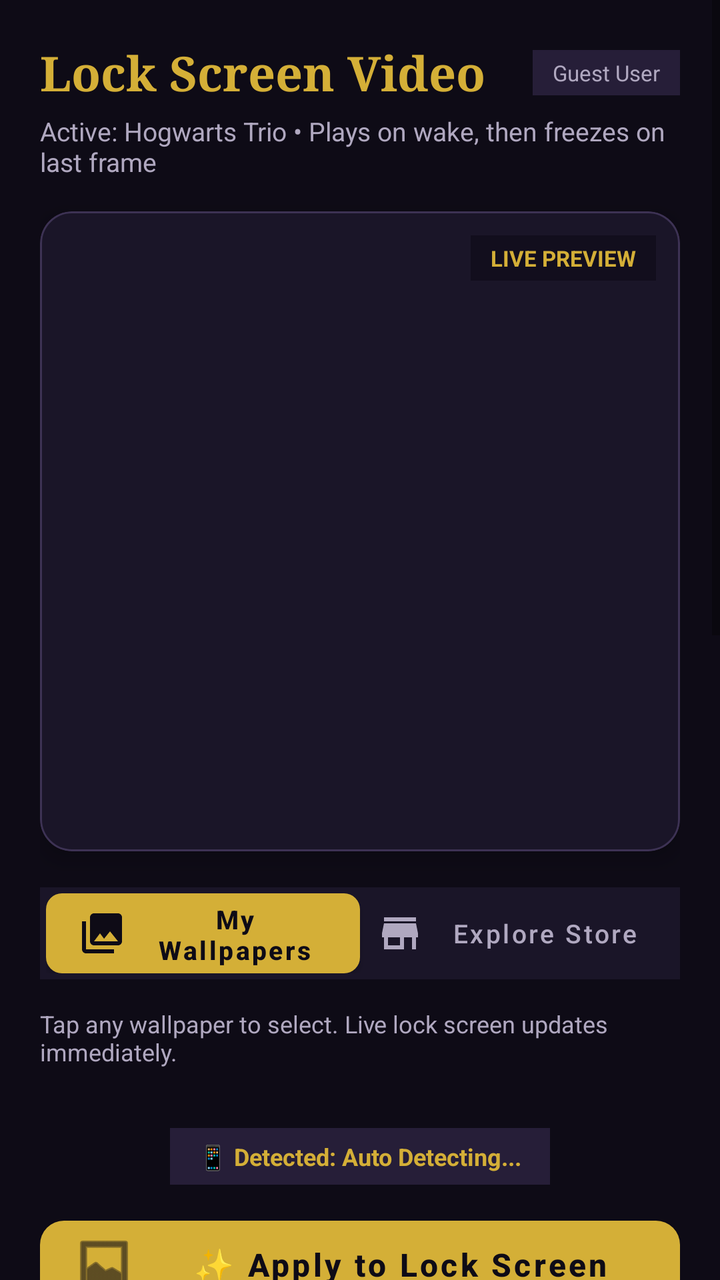
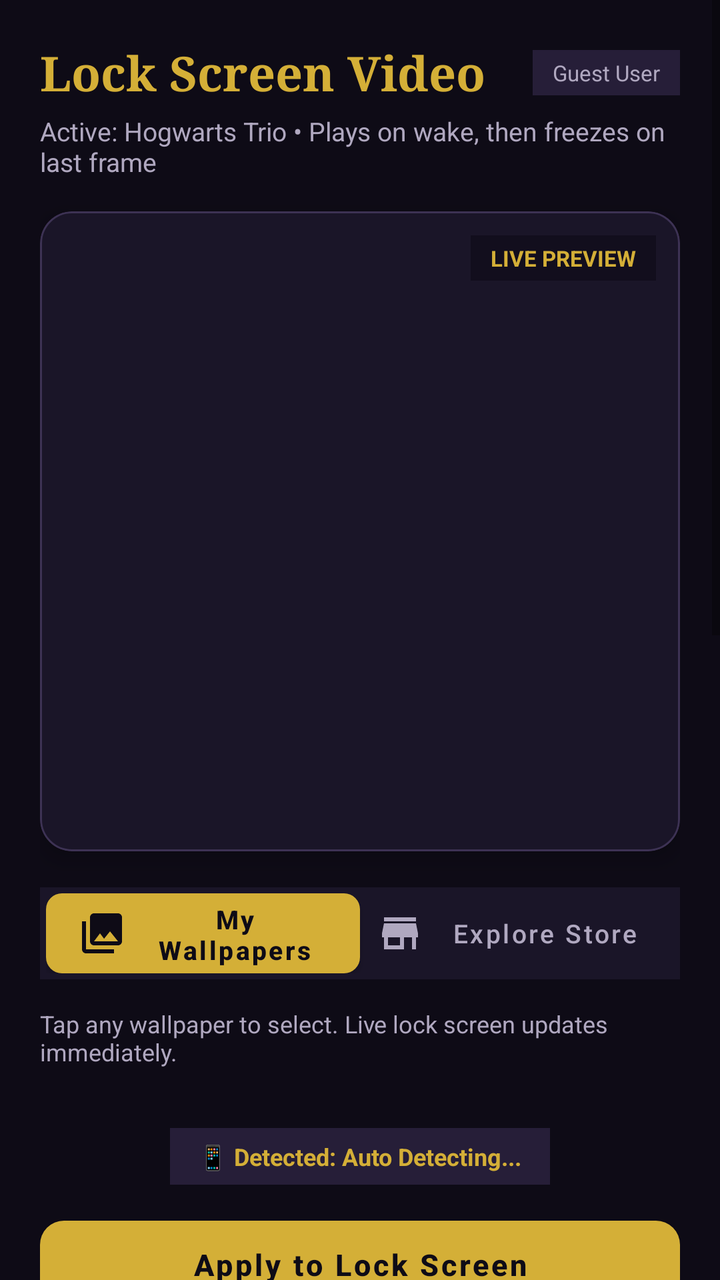

Screens rendered from an Android XML layout before and after an edit, with the pre-edit source and the edit as a unified diff.
<!-- AndroidManifest.xml: application theme Theme.VideoLockScreen -->
<!-- res/layout/activity_main.xml -->
<?xml version="1.0" encoding="utf-8"?>
<ScrollView xmlns:android="http://schemas.android.com/apk/res/android"
    xmlns:app="http://schemas.android.com/apk/res-auto"
    android:layout_width="match_parent"
    android:layout_height="match_parent"
    android:background="#0E0B16"
    android:fillViewport="true">

    <LinearLayout
        android:layout_width="match_parent"
        android:layout_height="wrap_content"
        android:orientation="vertical"
        android:padding="20dp">

        
        <LinearLayout
            android:layout_width="match_parent"
            android:layout_height="wrap_content"
            android:gravity="center_vertical"
            android:orientation="horizontal">

            <TextView
                android:id="@+id/tvAppTitle"
                android:layout_width="0dp"
                android:layout_height="wrap_content"
                android:layout_weight="1"
                android:fontFamily="serif"
                android:text="Lock Screen Video"
                android:textColor="#D4AF37"
                android:textSize="24sp"
                android:textStyle="bold" />

            
            <TextView
                android:id="@+id/tvUserBadge"
                android:layout_width="wrap_content"
                android:layout_height="wrap_content"
                android:background="#261E38"
                android:paddingHorizontal="10dp"
                android:paddingVertical="4dp"
                android:text="Guest User"
                android:textColor="#B0A8C0"
                android:textSize="11sp" />
        </LinearLayout>

        <TextView
            android:id="@+id/tvActiveWallpaperSubtitle"
            android:layout_width="match_parent"
            android:layout_height="wrap_content"
            android:layout_marginTop="4dp"
            android:text="Active: Hogwarts Trio • Plays on wake, then freezes on last frame"
            android:textColor="#B0A8C0"
            android:textSize="13sp" />

        
        <com.google.android.material.card.MaterialCardView
            android:layout_width="match_parent"
            android:layout_height="320dp"
            android:layout_marginTop="16dp"
            app:cardBackgroundColor="#1A1528"
            app:cardCornerRadius="16dp"
            app:cardElevation="6dp"
            app:strokeColor="#3D3254"
            app:strokeWidth="1dp">

            <FrameLayout
                android:layout_width="match_parent"
                android:layout_height="match_parent">

                <TextureView
                    android:id="@+id/previewTextureView"
                    android:layout_width="match_parent"
                    android:layout_height="match_parent" />

                <TextView
                    android:id="@+id/tvPreviewBadge"
                    android:layout_width="wrap_content"
                    android:layout_height="wrap_content"
                    android:layout_gravity="top|end"
                    android:layout_margin="12dp"
                    android:background="#990E0B16"
                    android:paddingHorizontal="10dp"
                    android:paddingVertical="4dp"
                    android:text="LIVE PREVIEW"
                    android:textColor="#D4AF37"
                    android:textSize="11sp"
                    android:textStyle="bold" />
            </FrameLayout>
        </com.google.android.material.card.MaterialCardView>

        
        <LinearLayout
            android:layout_width="match_parent"
            android:layout_height="46dp"
            android:layout_marginTop="18dp"
            android:background="#1A1528"
            android:orientation="horizontal"
            android:padding="3dp">

            <com.google.android.material.button.MaterialButton
                android:id="@+id/btnTabMyWallpapers"
                android:layout_width="0dp"
                android:layout_height="match_parent"
                android:layout_weight="1"
                android:insetTop="0dp"
                android:insetBottom="0dp"
                android:text="My Wallpapers"
                android:textAllCaps="false"
                android:textColor="#0E0B16"
                android:textSize="13sp"
                android:textStyle="bold"
                app:backgroundTint="#D4AF37"
                app:cornerRadius="8dp"
                app:icon="@drawable/ic_gallery"
                app:iconTint="#0E0B16" />

            <com.google.android.material.button.MaterialButton
                android:id="@+id/btnTabExploreStore"
                style="@style/Widget.MaterialComponents.Button.TextButton"
                android:layout_width="0dp"
                android:layout_height="match_parent"
                android:layout_weight="1"
                android:insetTop="0dp"
                android:insetBottom="0dp"
                android:text="Explore Store"
                android:textAllCaps="false"
                android:textColor="#B0A8C0"
                android:textSize="13sp"
                app:cornerRadius="8dp"
                app:icon="@drawable/ic_store"
                app:iconTint="#B0A8C0" />
        </LinearLayout>

        
        <LinearLayout
            android:id="@+id/layoutMyWallpapers"
            android:layout_width="match_parent"
            android:layout_height="wrap_content"
            android:layout_marginTop="14dp"
            android:orientation="vertical"
            android:visibility="visible">

            <TextView
                android:layout_width="wrap_content"
                android:layout_height="wrap_content"
                android:text="Tap any wallpaper to select. Live lock screen updates immediately."
                android:textColor="#B0A8C0"
                android:textSize="12sp" />

            
            <LinearLayout
                android:id="@+id/layoutImporting"
                android:layout_width="match_parent"
                android:layout_height="wrap_content"
                android:layout_marginTop="8dp"
                android:background="#261E38"
                android:gravity="center_vertical"
                android:orientation="horizontal"
                android:padding="10dp"
                android:visibility="gone">

                <ProgressBar
                    android:layout_width="22dp"
                    android:layout_height="22dp"
                    android:indeterminateTint="#D4AF37" />

                <TextView
                    android:id="@+id/tvImportingStatus"
                    android:layout_width="wrap_content"
                    android:layout_height="wrap_content"
                    android:layout_marginStart="12dp"
                    android:text="Importing and optimizing video..."
                    android:textColor="#F3E8FF"
                    android:textSize="12sp" />
            </LinearLayout>

            
            <androidx.recyclerview.widget.RecyclerView
                android:id="@+id/rvWallpapers"
                android:layout_width="match_parent"
                android:layout_height="wrap_content"
                android:layout_marginTop="10dp"
                android:clipToPadding="false"
                android:nestedScrollingEnabled="false"
                android:orientation="horizontal"
                android:overScrollMode="never" />
        </LinearLayout>

        
        <LinearLayout
            android:id="@+id/layoutExploreStore"
            android:layout_width="match_parent"
            android:layout_height="wrap_content"
            android:layout_marginTop="14dp"
            android:orientation="vertical"
            android:visibility="gone">

            <LinearLayout
                android:layout_width="match_parent"
                android:layout_height="wrap_content"
                android:gravity="center_vertical"
                android:orientation="horizontal">

                <TextView
                    android:id="@+id/tvStoreCatalogHeader"
                    android:layout_width="0dp"
                    android:layout_height="wrap_content"
                    android:layout_weight="1"
                    android:text="Tap any card to stream preview. Download to set as wallpaper."
                    android:textColor="#B0A8C0"
                    android:textSize="12sp" />

                <com.google.android.material.button.MaterialButton
                    android:id="@+id/btnRefreshStore"
                    style="@style/Widget.MaterialComponents.Button.TextButton"
                    android:layout_width="wrap_content"
                    android:layout_height="36dp"
                    android:insetTop="0dp"
                    android:insetBottom="0dp"
                    android:text="Refresh"
                    android:textAllCaps="false"
                    android:textColor="#D4AF37"
                    android:textSize="12sp" />
            </LinearLayout>

            
            <LinearLayout
                android:id="@+id/layoutStoreSkeleton"
                android:layout_width="match_parent"
                android:layout_height="wrap_content"
                android:layout_marginTop="8dp"
                android:orientation="vertical"
                android:visibility="gone">

                <include layout="@layout/item_store_skeleton" />
                <include layout="@layout/item_store_skeleton" />
            </LinearLayout>

            
            <androidx.recyclerview.widget.RecyclerView
                android:id="@+id/rvStoreWallpapers"
                android:layout_width="match_parent"
                android:layout_height="wrap_content"
                android:layout_marginTop="8dp"
                android:clipToPadding="false"
                android:nestedScrollingEnabled="false"
                android:overScrollMode="never" />
        </LinearLayout>

        
        <TextView
            android:id="@+id/tvDeviceBrand"
            android:layout_width="wrap_content"
            android:layout_height="wrap_content"
            android:layout_gravity="center_horizontal"
            android:layout_marginTop="20dp"
            android:background="#261E38"
            android:paddingHorizontal="14dp"
            android:paddingVertical="6dp"
            android:text="📱 Detected: Auto Detecting..."
            android:textColor="#D4AF37"
            android:textSize="12sp"
            android:textStyle="bold" />

        
        <com.google.android.material.button.MaterialButton
            android:id="@+id/btnSetWallpaper"
            android:layout_width="match_parent"
            android:layout_height="56dp"
            android:layout_marginTop="12dp"
            android:text="✨ Apply to Lock Screen"
            android:textAllCaps="false"
            android:textColor="#0E0B16"
            android:textSize="16sp"
            android:textStyle="bold"
            app:backgroundTint="#D4AF37"
            app:cornerRadius="12dp"
            app:icon="@android:drawable/ic_menu_gallery"
            app:iconTint="#0E0B16" />

        <TextView
            android:id="@+id/tvPrimaryInstruction"
            android:layout_width="match_parent"
            android:layout_height="wrap_content"
            android:layout_marginTop="8dp"
            android:gravity="center"
            android:text="Important: In the preview, tap 'Set wallpaper' -> choose 'Home screen and lock screen'"
            android:textColor="#D4AF37"
            android:textSize="12sp"
            android:textStyle="bold" />

        
        <com.google.android.material.button.MaterialButton
            android:id="@+id/btnDirectGalleryHandOff"
            style="@style/Widget.MaterialComponents.Button.OutlinedButton"
            android:layout_width="match_parent"
            android:layout_height="wrap_content"
            android:layout_marginTop="14dp"
            android:text="🎬 Direct Video Hand-off (Open in Phone Gallery)"
            android:textAllCaps="false"
            android:textColor="#F3E8FF"
            app:cornerRadius="12dp"
            app:strokeColor="#7C3AED" />

        <com.google.android.material.button.MaterialButton
            android:id="@+id/btnClearLockOverride"
            style="@style/Widget.MaterialComponents.Button.OutlinedButton"
            android:layout_width="match_parent"
            android:layout_height="wrap_content"
            android:layout_marginTop="8dp"
            android:text="🔄 Fix Lock Screen (Remove Old Photo Override)"
            android:textAllCaps="false"
            android:textColor="#E0D7F5"
            app:cornerRadius="12dp"
            app:strokeColor="#5B4A78" />

        <com.google.android.material.button.MaterialButton
            android:id="@+id/btnExportVideo"
            style="@style/Widget.MaterialComponents.Button.TextButton"
            android:layout_width="match_parent"
            android:layout_height="wrap_content"
            android:layout_marginTop="4dp"
            android:text="📁 Choose Folder &amp; Save Video (Manual Fallback)"
            android:textAllCaps="false"
            android:textColor="#A78BFA"
            android:textSize="13sp" />

        
        <com.google.android.material.card.MaterialCardView
            android:layout_width="match_parent"
            android:layout_height="wrap_content"
            android:layout_marginTop="24dp"
            app:cardBackgroundColor="#1A1528"
            app:cardCornerRadius="16dp"
            app:cardElevation="4dp"
            app:strokeColor="#3D3254"
            app:strokeWidth="1dp">

            <LinearLayout
                android:layout_width="match_parent"
                android:layout_height="wrap_content"
                android:orientation="vertical"
                android:padding="16dp">

                <TextView
                    android:layout_width="wrap_content"
                    android:layout_height="wrap_content"
                    android:text="Playback Behavior"
                    android:textColor="#D4AF37"
                    android:textSize="16sp"
                    android:textStyle="bold" />

                
                <RadioGroup
                    android:id="@+id/rgPlaybackMode"
                    android:layout_width="match_parent"
                    android:layout_height="wrap_content"
                    android:layout_marginTop="12dp">

                    <RadioButton
                        android:id="@+id/rbFreezeLastFrame"
                        android:layout_width="match_parent"
                        android:layout_height="wrap_content"
                        android:buttonTint="#D4AF37"
                        android:checked="true"
                        android:text="Wake Animation (Play 5s, freeze on final frame - 0% Battery)"
                        android:textColor="#FFFFFF"
                        android:textSize="13sp" />

                    <RadioButton
                        android:id="@+id/rbLoopLockOnly"
                        android:layout_width="match_parent"
                        android:layout_height="wrap_content"
                        android:layout_marginTop="8dp"
                        android:buttonTint="#D4AF37"
                        android:text="Loop on Lock Screen Only (Freezes on Home Screen - Fast &amp; Smooth)"
                        android:textColor="#FFFFFF"
                        android:textSize="13sp" />

                    <RadioButton
                        android:id="@+id/rbLoopAlways"
                        android:layout_width="match_parent"
                        android:layout_height="wrap_content"
                        android:layout_marginTop="8dp"
                        android:buttonTint="#D4AF37"
                        android:text="Loop Always (Both Lock Screen &amp; Home Screen)"
                        android:textColor="#FFFFFF"
                        android:textSize="13sp" />
                </RadioGroup>

                <View
                    android:layout_width="match_parent"
                    android:layout_height="1dp"
                    android:layout_marginVertical="14dp"
                    android:background="#2E2642" />

                
                <com.google.android.material.switchmaterial.SwitchMaterial
                    android:id="@+id/switchMute"
                    android:layout_width="match_parent"
                    android:layout_height="wrap_content"
                    android:checked="true"
                    android:text="Mute Video Audio (Silent on Lock)"
                    android:textColor="#FFFFFF"
                    app:thumbTint="#D4AF37"
                    app:trackTint="#5A4B75" />

            </LinearLayout>
        </com.google.android.material.card.MaterialCardView>

        <TextView
            android:id="@+id/tvAppInfo"
            android:layout_width="match_parent"
            android:layout_height="wrap_content"
            android:layout_marginTop="24dp"
            android:gravity="center"
            android:text="Pure Native Live Wallpaper • Zero Overlays • No Popup Delay"
            android:textColor="#665D7A"
            android:textSize="12sp" />

    </LinearLayout>
</ScrollView>
<!-- res/layout/item_store_skeleton.xml (included above) -->
<?xml version="1.0" encoding="utf-8"?>
<com.google.android.material.card.MaterialCardView xmlns:android="http://schemas.android.com/apk/res/android"
    xmlns:app="http://schemas.android.com/apk/res-auto"
    android:layout_width="match_parent"
    android:layout_height="wrap_content"
    android:layout_marginHorizontal="4dp"
    android:layout_marginVertical="6dp"
    app:cardBackgroundColor="#140F22"
    app:cardCornerRadius="14dp"
    app:cardElevation="0dp"
    app:strokeColor="#261E38"
    app:strokeWidth="1dp">

    <LinearLayout
        android:layout_width="match_parent"
        android:layout_height="wrap_content"
        android:orientation="horizontal"
        android:padding="12dp">

        
        <View
            android:layout_width="90dp"
            android:layout_height="130dp"
            android:background="#261E38" />

        <LinearLayout
            android:layout_width="0dp"
            android:layout_height="match_parent"
            android:layout_marginStart="12dp"
            android:layout_weight="1"
            android:orientation="vertical">

            
            <View
                android:layout_width="160dp"
                android:layout_height="16dp"
                android:background="#2E2444" />

            
            <View
                android:layout_width="match_parent"
                android:layout_height="12dp"
                android:layout_marginTop="8dp"
                android:background="#261E38" />

            
            <View
                android:layout_width="120dp"
                android:layout_height="12dp"
                android:layout_marginTop="4dp"
                android:background="#261E38" />

            
            <View
                android:layout_width="60dp"
                android:layout_height="14dp"
                android:layout_marginTop="8dp"
                android:background="#2E2444" />

            <View
                android:layout_width="match_parent"
                android:layout_height="0dp"
                android:layout_weight="1" />

            
            <View
                android:layout_width="match_parent"
                android:layout_height="36dp"
                android:layout_marginTop="12dp"
                android:background="#261E38" />

        </LinearLayout>
    </LinearLayout>

</com.google.android.material.card.MaterialCardView>
<!-- resources referenced by this layout -->
<resources>
  <!-- drawable ic_gallery (drawable) -->
  <vector xmlns:android="http://schemas.android.com/apk/res/android"
      android:width="24dp"
      android:height="24dp"
      android:viewportWidth="24"
      android:viewportHeight="24">
    <path
        android:fillColor="#FFFFFFFF"
        android:pathData="M22,16V4c0,-1.1 -0.9,-2 -2,-2H8c-1.1,0 -2,0.9 -2,2v12c0,1.1 0.9,2 2,2h12c1.1,0 2,-0.9 2,-2zm-11,-4l2.03,2.71L16,11l4,5H8l3,-4zM2,6v14c0,1.1 0.9,2 2,2h14v-2H4V6H2z"/>
  </vector>
  <!-- drawable ic_store (drawable) -->
  <vector xmlns:android="http://schemas.android.com/apk/res/android"
      android:width="24dp"
      android:height="24dp"
      android:viewportWidth="24"
      android:viewportHeight="24">
    <path
        android:fillColor="#FFFFFFFF"
        android:pathData="M20,4H4v2h16V4zm1,10v-2l-1,-5H4l-1,5v2h1v6h10v-6h4v6h2v-6h1zm-9,4H6v-4h6v4z"/>
  </vector>
  <style name="Theme.VideoLockScreen" parent="Theme.MaterialComponents.DayNight.NoActionBar">
          <item name="colorPrimary">@color/gold_primary</item>
          <item name="colorSecondary">@color/accent_glow</item>
          <item name="android:windowBackground">@color/bg_dark</item>
          <item name="android:statusBarColor">@color/bg_dark</item>
          <item name="android:navigationBarColor">@color/bg_dark</item>
      </style>
  <color name="gold_primary">#D4AF37</color>
  <color name="accent_glow">#9370DB</color>
  <color name="bg_dark">#0E0B16</color>
</resources>

<!-- the commit's change to res/layout/activity_main.xml (unified diff, before → after) -->
@@ -268,15 +268,13 @@
             android:layout_width="match_parent"
             android:layout_height="56dp"
             android:layout_marginTop="12dp"
-            android:text="✨ Apply to Lock Screen"
+            android:text="Apply to Lock Screen"
             android:textAllCaps="false"
             android:textColor="#0E0B16"
-            android:textSize="16sp"
+            android:textSize="15sp"
             android:textStyle="bold"
             app:backgroundTint="#D4AF37"
-            app:cornerRadius="12dp"
-            app:icon="@android:drawable/ic_menu_gallery"
-            app:iconTint="#0E0B16" />
+            app:cornerRadius="12dp" />
 
         <TextView
             android:id="@+id/tvPrimaryInstruction"
